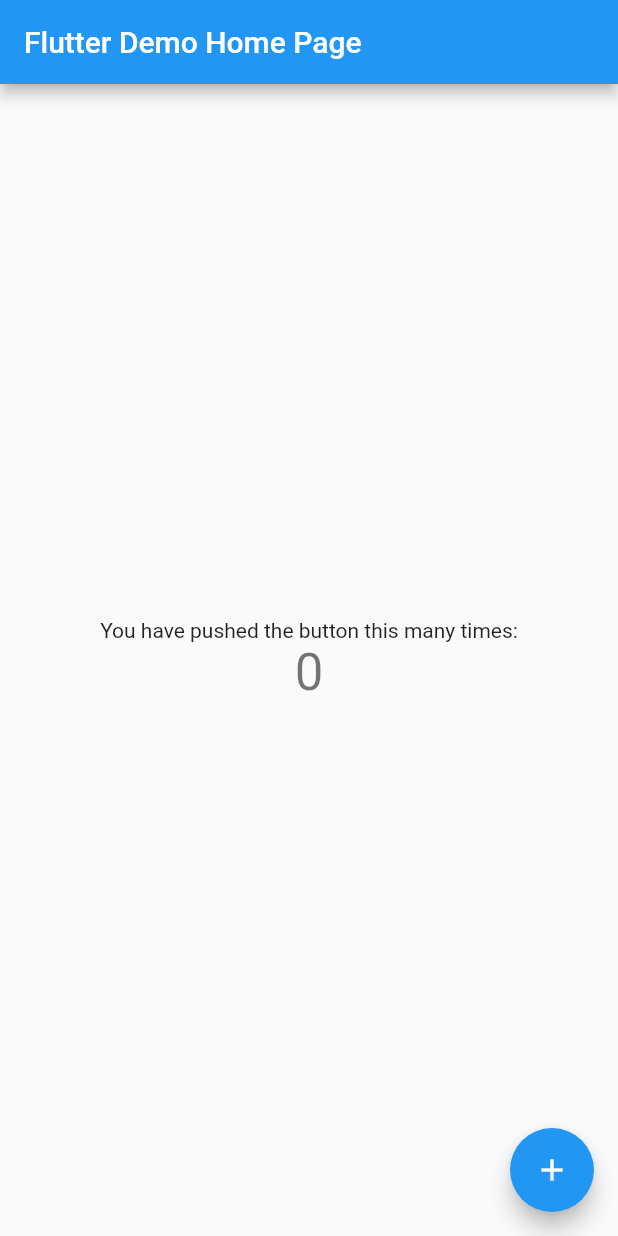
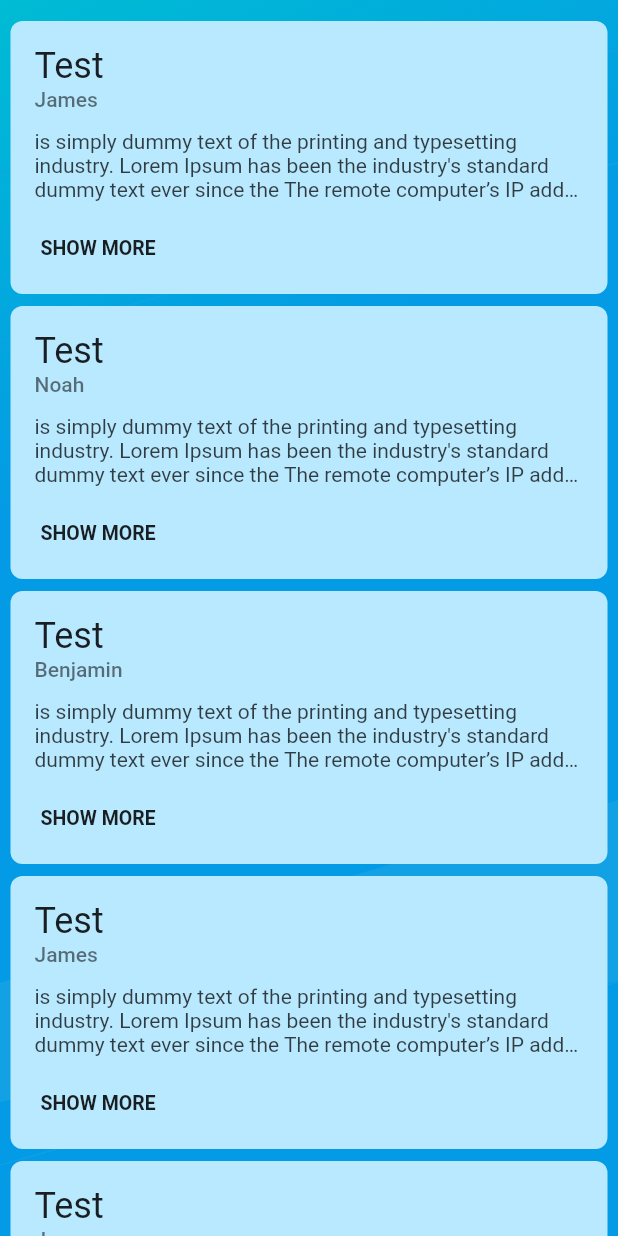
Before and after one commit to DinithHerath/training-app, a Flutter app: the screen it shows after launch, on a phone screen of 412 x 824 dp. Run offline on Flutter 3.47's test engine with Material 2 defaults, Android fonts, the phone set to English and light mode, and no system bars; our stand-ins replace flutter_svg.

Commit message:
Created DiaryCard

```diff
--- /dev/null
+++ b/lib/constants.dart
@@ -0,0 +1,12 @@
+import 'package:flutter/material.dart';
+
+/// Constants used in the app
+abstract class Constants {
+  // Assets
+  static final String kBackgroundSvg = 'assets/svgs/image.svg';
+
+  // Colors
+  static final Color kScaffoldBackground = Colors.white;
+  static final Color kCardBackground = Color(0xFFB9E9FF);
+  static final List<Color> kGradient = [Color(0xFF00BCD4), Color(0xFF039BE5), Color(0xFF039BE5)];
+}
--- a/lib/main.dart
+++ b/lib/main.dart
@@ -1,117 +1,25 @@
 import 'package:flutter/material.dart';
+import 'package:training_app/theme.dart';
+import 'package:training_app/views/home/home.dart';
 
 void main() {
-  runApp(MyApp());
+  runApp(DearDiaryApp());
 }
 
-class MyApp extends StatelessWidget {
-  // This widget is the root of your application.
+class DearDiaryApp extends StatelessWidget {
+  final _navigatorKey = GlobalKey<NavigatorState>();
+
   @override
   Widget build(BuildContext context) {
     return MaterialApp(
-      title: 'Flutter Demo',
-      theme: ThemeData(
-        // This is the theme of your application.
-        //
-        // Try running your application with "flutter run". You'll see the
-        // application has a blue toolbar. Then, without quitting the app, try
-        // changing the primarySwatch below to Colors.green and then invoke
-        // "hot reload" (press "r" in the console where you ran "flutter run",
-        // or simply save your changes to "hot reload" in a Flutter IDE).
-        // Notice that the counter didn't reset back to zero; the application
-        // is not restarted.
-        primarySwatch: Colors.blue,
-        // This makes the visual density adapt to the platform that you run
-        // the app on. For desktop platforms, the controls will be smaller and
-        // closer together (more dense) than on mobile platforms.
-        visualDensity: VisualDensity.adaptivePlatformDensity,
-      ),
-      home: MyHomePage(title: 'Flutter Demo Home Page'),
+      navigatorKey: _navigatorKey,
+      theme: buildThemeData(),
+      debugShowCheckedModeBanner: false,
+      title: 'DearDiary',
+      initialRoute: '/',
+      routes: {
+        "/": (context) => HomePage(),
+      },
     );
   }
 }
-
-class MyHomePage extends StatefulWidget {
-  MyHomePage({Key key, this.title}) : super(key: key);
-
-  // This widget is the home page of your application. It is stateful, meaning
-  // that it has a State object (defined below) that contains fields that affect
-  // how it looks.
-
-  // This class is the configuration for the state. It holds the values (in this
-  // case the title) provided by the parent (in this case the App widget) and
-  // used by the build method of the State. Fields in a Widget subclass are
-  // always marked "final".
-
-  final String title;
-
-  @override
-  _MyHomePageState createState() => _MyHomePageState();
-}
-
-class _MyHomePageState extends State<MyHomePage> {
-  int _counter = 0;
-
-  void _incrementCounter() {
-    setState(() {
-      // This call to setState tells the Flutter framework that something has
-      // changed in this State, which causes it to rerun the build method below
-      // so that the display can reflect the updated values. If we changed
-      // _counter without calling setState(), then the build method would not be
-      // called again, and so nothing would appear to happen.
-      _counter++;
-    });
-  }
-
-  @override
-  Widget build(BuildContext context) {
-    // This method is rerun every time setState is called, for instance as done
-    // by the _incrementCounter method above.
-    //
-    // The Flutter framework has been optimized to make rerunning build methods
-    // fast, so that you can just rebuild anything that needs updating rather
-    // than having to individually change instances of widgets.
-    return Scaffold(
-      appBar: AppBar(
-        // Here we take the value from the MyHomePage object that was created by
-        // the App.build method, and use it to set our appbar title.
-        title: Text(widget.title),
-      ),
-      body: Center(
-        // Center is a layout widget. It takes a single child and positions it
-        // in the middle of the parent.
-        child: Column(
-          // Column is also a layout widget. It takes a list of children and
-          // arranges them vertically. By default, it sizes itself to fit its
-          // children horizontally, and tries to be as tall as its parent.
-          //
-          // Invoke "debug painting" (press "p" in the console, choose the
-          // "Toggle Debug Paint" action from the Flutter Inspector in Android
-          // Studio, or the "Toggle Debug Paint" command in Visual Studio Code)
-          // to see the wireframe for each widget.
-          //
-          // Column has various properties to control how it sizes itself and
-          // how it positions its children. Here we use mainAxisAlignment to
-          // center the children vertically; the main axis here is the vertical
-          // axis because Columns are vertical (the cross axis would be
-          // horizontal).
-          mainAxisAlignment: MainAxisAlignment.center,
-          children: <Widget>[
-            Text(
-              'You have pushed the button this many times:',
-            ),
-            Text(
-              '$_counter',
-              style: Theme.of(context).textTheme.headline4,
-            ),
-          ],
-        ),
-      ),
-      floatingActionButton: FloatingActionButton(
-        onPressed: _incrementCounter,
-        tooltip: 'Increment',
-        child: Icon(Icons.add),
-      ), // This trailing comma makes auto-formatting nicer for build methods.
-    );
-  }
-}
--- /dev/null
+++ b/lib/theme.dart
@@ -0,0 +1,12 @@
+import 'package:flutter/material.dart';
+
+/// Theme data for the app and color scheme to be used
+ThemeData buildThemeData() {
+  return ThemeData(
+    primaryColor: Colors.blue,
+    accentColor: Colors.blue,
+    scaffoldBackgroundColor: Color(0xFFB3D4FC),
+    canvasColor: Colors.transparent,
+
+  );
+}
--- /dev/null
+++ b/lib/views/home/components/background.dart
@@ -0,0 +1,25 @@
+import 'package:flutter/material.dart';
+import 'package:flutter_svg/flutter_svg.dart';
+import 'package:training_app/constants.dart';
+
+class Background extends StatelessWidget {
+  @override
+  Widget build(BuildContext context) {
+    return Container(
+      decoration: BoxDecoration(
+        gradient: LinearGradient(
+          colors: Constants.kGradient,
+          stops: [0, 0.33, 1],
+          begin: Alignment.topLeft,
+          end: Alignment.bottomRight,
+        )
+      ),
+      child: SvgPicture.asset(
+        Constants.kBackgroundSvg,
+        color: Color(0xFF11A1E4),
+        fit: BoxFit.cover,
+        clipBehavior: Clip.antiAlias,
+      ),
+    );
+  }
+}
--- /dev/null
+++ b/lib/views/home/components/diarycard.dart
@@ -0,0 +1,81 @@
+import 'package:flutter/material.dart';
+import 'package:training_app/constants.dart';
+
+class DiaryCard extends StatelessWidget {
+  final String title;
+  final String subtitle;
+  final String description;
+  final Color cardColor;
+  final _StyleSheet styleSheet = _StyleSheet();
+
+  DiaryCard({
+    Key key,
+    @required this.title,
+    @required this.subtitle,
+    @required this.description,
+    @required this.cardColor
+  }) : super(key: key);
+
+  @override
+  Widget build(BuildContext context) {
+    return Container(
+      // height: 50,
+      margin: EdgeInsets.symmetric(vertical: 4, horizontal: 7),
+      padding: EdgeInsets.symmetric(vertical: 16, horizontal: 16),
+      decoration: BoxDecoration(
+        borderRadius: BorderRadius.circular(8),
+        color: cardColor,
+      ),
+      child: Column(
+        crossAxisAlignment: CrossAxisAlignment.start,
+        children: [
+          Text(title, style: styleSheet._titleText, maxLines: 2, overflow: TextOverflow.ellipsis,),
+          Text(subtitle, style: styleSheet._subtitleText, maxLines: 1, overflow: TextOverflow.ellipsis,),
+          SizedBox(height: 12,),
+          Text(description, style: styleSheet._descriptionText, maxLines: 3, overflow: TextOverflow.ellipsis,),
+          Container(
+            margin: EdgeInsets.only(top: 16,),
+            height: 30,
+            child: Material(
+              borderRadius: BorderRadius.circular(15),
+              clipBehavior: Clip.antiAlias,
+              color: Colors.transparent,
+              child: InkWell(
+                splashColor: Color(0xFF89ADBD),
+                highlightColor: Colors.transparent,
+                child: Padding(
+                  padding: EdgeInsets.symmetric(vertical: 8, horizontal: 4),
+                  child: Text('SHOW MORE', style: styleSheet._buttonText,),
+                ),
+                onTap: () {},
+              ),
+            ),
+          )
+        ],
+      ),
+    );
+  }
+}
+
+class _StyleSheet {
+  final TextStyle _titleText = TextStyle(
+    fontSize: 24,
+    fontWeight: FontWeight.w400,
+    color: Color.fromRGBO(0, 0, 0, 0.87),
+  );
+  final TextStyle _subtitleText = TextStyle(
+    fontSize: 14,
+    fontWeight: FontWeight.w500,
+    color: Color.fromRGBO(0, 0, 0, 0.54),
+  );
+  final TextStyle _descriptionText = TextStyle(
+    fontSize: 14,
+    fontWeight: FontWeight.w400,
+    color: Color.fromRGBO(0, 0, 0, 0.74),
+  );
+  final TextStyle _buttonText = TextStyle(
+    fontSize: 13,
+    fontWeight: FontWeight.w600,
+    color: Color.fromRGBO(0, 0, 0, 0.87),
+  );
+}
--- /dev/null
+++ b/lib/views/home/home.dart
@@ -0,0 +1,28 @@
+import 'package:flutter/material.dart';
+import 'package:training_app/constants.dart';
+import 'package:training_app/views/home/components/background.dart';
+import 'package:training_app/views/home/components/diarycard.dart';
+
+class HomePage extends StatelessWidget {
+  @override
+  Widget build(BuildContext context) {
+    return Scaffold(
+      body: Stack(
+        children: [
+          Background(),
+          ListView(
+            padding: EdgeInsets.symmetric(vertical: 10),
+            physics: BouncingScrollPhysics(),
+            children: [
+              DiaryCard(title: 'Test', subtitle: 'James', description: 'is simply dummy text of the printing and typesetting industry. Lorem Ipsum has been the industry\'s standard dummy text ever since the The remote computer’s IP address is assigned to the provider: “MTT Network Pvt Ltd 278, 4th Level, Aceccess towers, Union Place, descr: Colombo 02 MTT Network (Pvt) Ltd', cardColor: Constants.kCardBackground,),
+              DiaryCard(title: 'Test', subtitle: 'Noah', description: 'is simply dummy text of the printing and typesetting industry. Lorem Ipsum has been the industry\'s standard dummy text ever since the The remote computer’s IP address is assigned to the provider: “MTT Network Pvt Ltd 278, 4th Level, Aceccess towers, Union Place, descr: Colombo 02 MTT Network (Pvt) Ltd', cardColor: Constants.kCardBackground,),
+              DiaryCard(title: 'Test', subtitle: 'Benjamin', description: 'is simply dummy text of the printing and typesetting industry. Lorem Ipsum has been the industry\'s standard dummy text ever since the The remote computer’s IP address is assigned to the provider: “MTT Network Pvt Ltd 278, 4th Level, Aceccess towers, Union Place, descr: Colombo 02 MTT Network (Pvt) Ltd', cardColor: Constants.kCardBackground,),
+              DiaryCard(title: 'Test', subtitle: 'James', description: 'is simply dummy text of the printing and typesetting industry. Lorem Ipsum has been the industry\'s standard dummy text ever since the The remote computer’s IP address is assigned to the provider: “MTT Network Pvt Ltd 278, 4th Level, Aceccess towers, Union Place, descr: Colombo 02 MTT Network (Pvt) Ltd', cardColor: Constants.kCardBackground,),
+              DiaryCard(title: 'Test', subtitle: 'James', description: 'is simply dummy text of the printing and typesetting industry. Lorem Ipsum has been the industry\'s standard dummy text ever since the The remote computer’s IP address is assigned to the provider: “MTT Network Pvt Ltd 278, 4th Level, Aceccess towers, Union Place, descr: Colombo 02 MTT Network (Pvt) Ltd', cardColor: Constants.kCardBackground,),
+            ]
+          ),
+        ],
+      ),
+    );
+  }
+}
--- a/pubspec.yaml
+++ b/pubspec.yaml
@@ -28,6 +28,7 @@ dependencies:
   # The following adds the Cupertino Icons font to your application.
   # Use with the CupertinoIcons class for iOS style icons.
   cupertino_icons: ^0.1.3
+  flutter_svg: ^0.19.0
 
 dev_dependencies:
   flutter_test:
@@ -44,6 +45,8 @@ flutter:
   # the material Icons class.
   uses-material-design: true
 
+  assets:
+    - assets/svgs/
   # To add assets to your application, add an assets section, like this:
   # assets:
   #   - images/a_dot_burr.jpeg
```
Also changed, not shown: assets/svgs/image.svg (added), 1 other file.
